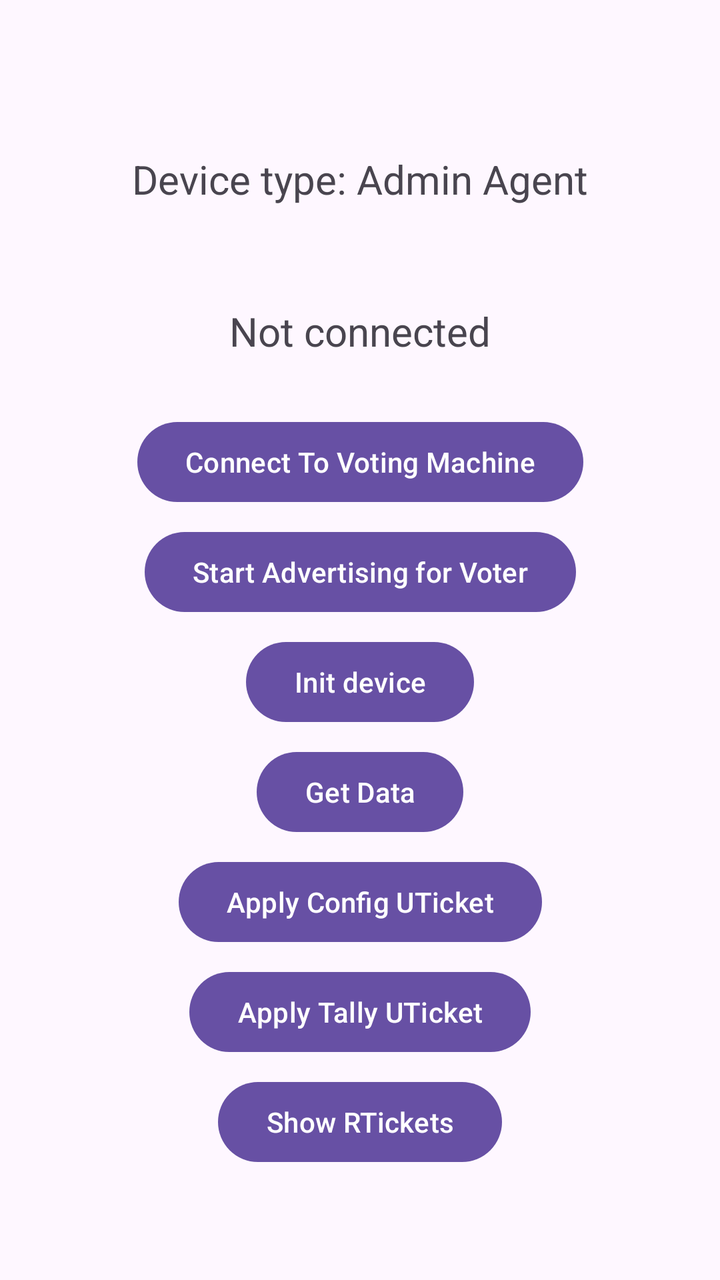
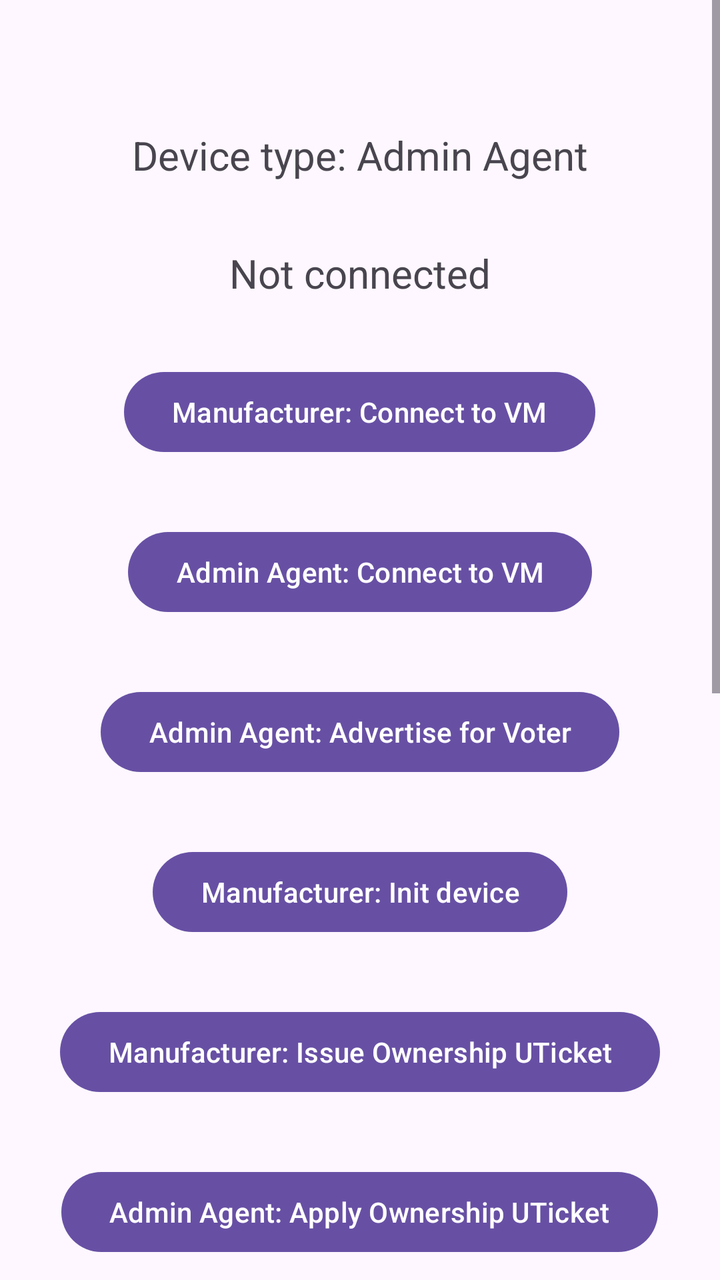

Before-and-after screenshots of an Android layout around one commit, followed by the original layout XML and the change that was made.
<!-- AndroidManifest.xml: application theme Theme.UrekaApp -->
<!-- res/layout/activity_admin_agent.xml -->
<?xml version="1.0" encoding="utf-8"?>
<androidx.constraintlayout.widget.ConstraintLayout xmlns:android="http://schemas.android.com/apk/res/android"
    xmlns:app="http://schemas.android.com/apk/res-auto"
    xmlns:tools="http://schemas.android.com/tools"
    android:id="@+id/main"
    android:layout_width="match_parent"
    android:layout_height="match_parent"
    tools:context=".AdminAgentActivity">

    <TextView
        android:id="@+id/textViewDeviceType"
        android:layout_width="wrap_content"
        android:layout_height="wrap_content"
        android:text="Device type: Admin Agent"
        tools:ignore="HardcodedText"
        android:textSize="20sp"
        app:layout_constraintTop_toTopOf="parent"
        app:layout_constraintBottom_toBottomOf="@+id/textViewConnectingStatus"
        app:layout_constraintStart_toStartOf="parent"
        app:layout_constraintEnd_toEndOf="parent"/>

    <TextView
        android:id="@+id/textViewConnectingStatus"
        android:layout_width="wrap_content"
        android:layout_height="wrap_content"
        android:text="Not connected"
        tools:ignore="HardcodedText"
        android:textSize="20sp"
        app:layout_constraintTop_toTopOf="@+id/textViewDeviceType"
        app:layout_constraintBottom_toBottomOf="@+id/buttonScan"
        app:layout_constraintStart_toStartOf="parent"
        app:layout_constraintEnd_toEndOf="parent"/>

    <Button
        android:id="@+id/buttonScan"
        android:layout_width="wrap_content"
        android:layout_height="wrap_content"
        android:text="Connect To Voting Machine"
        app:layout_constraintTop_toTopOf="@+id/textViewConnectingStatus"
        app:layout_constraintBottom_toBottomOf="@+id/buttonAdvertising"
        app:layout_constraintEnd_toEndOf="parent"
        app:layout_constraintStart_toStartOf="parent"
        tools:ignore="HardcodedText" />

    <Button
        android:id="@+id/buttonAdvertising"
        android:layout_width="wrap_content"
        android:layout_height="wrap_content"
        android:text="Start Advertising for Voter"
        tools:ignore="HardcodedText"
        app:layout_constraintTop_toTopOf="@+id/buttonScan"
        app:layout_constraintBottom_toBottomOf="@+id/buttonInit"
        app:layout_constraintStart_toStartOf="parent"
        app:layout_constraintEnd_toEndOf="parent"/>

    <Button
        android:id="@+id/buttonInit"
        android:layout_width="wrap_content"
        android:layout_height="wrap_content"
        android:text="Init device"
        tools:ignore="HardcodedText"
        app:layout_constraintTop_toTopOf="@+id/buttonAdvertising"
        app:layout_constraintBottom_toBottomOf="@+id/buttonGetData"
        app:layout_constraintStart_toStartOf="parent"
        app:layout_constraintEnd_toEndOf="parent"/>

    <Button
        android:id="@+id/buttonGetData"
        android:layout_width="wrap_content"
        android:layout_height="wrap_content"
        android:text="Get Data"
        tools:ignore="HardcodedText"
        app:layout_constraintTop_toTopOf="@+id/buttonInit"
        app:layout_constraintBottom_toBottomOf="@+id/buttonApplyInitUTicket"
        app:layout_constraintStart_toStartOf="parent"
        app:layout_constraintEnd_toEndOf="parent"/>

    <Button
        android:id="@+id/buttonApplyInitUTicket"
        android:layout_width="wrap_content"
        android:layout_height="wrap_content"
        android:text="Apply Config UTicket"
        tools:ignore="HardcodedText"
        app:layout_constraintTop_toTopOf="@+id/buttonGetData"
        app:layout_constraintBottom_toBottomOf="@+id/buttonApplyTallyUTicket"
        app:layout_constraintStart_toStartOf="parent"
        app:layout_constraintEnd_toEndOf="parent"/>

    <Button
        android:id="@+id/buttonApplyTallyUTicket"
        android:layout_width="wrap_content"
        android:layout_height="wrap_content"
        android:text="Apply Tally UTicket"
        tools:ignore="HardcodedText"
        app:layout_constraintTop_toTopOf="@+id/buttonApplyInitUTicket"
        app:layout_constraintBottom_toBottomOf="@+id/buttonShowRTickets"
        app:layout_constraintStart_toStartOf="parent"
        app:layout_constraintEnd_toEndOf="parent"/>

    <Button
        android:id="@+id/buttonShowRTickets"
        android:layout_width="wrap_content"
        android:layout_height="wrap_content"
        android:text="Show RTickets"
        tools:ignore="HardcodedText"
        app:layout_constraintTop_toTopOf="@+id/buttonApplyTallyUTicket"
        app:layout_constraintBottom_toBottomOf="parent"
        app:layout_constraintStart_toStartOf="parent"
        app:layout_constraintEnd_toEndOf="parent"/>

</androidx.constraintlayout.widget.ConstraintLayout>
<!-- resources referenced by this layout -->
<resources>
  <style name="Theme.UrekaApp" parent="Base.Theme.UrekaApp" />
  <style name="Base.Theme.UrekaApp" parent="Theme.Material3.DayNight.NoActionBar">
          
          
      </style>
</resources>

<!-- the commit's change to res/layout/activity_admin_agent.xml (unified diff, before → after) -->
@@ -1,5 +1,5 @@
 <?xml version="1.0" encoding="utf-8"?>
-<androidx.constraintlayout.widget.ConstraintLayout xmlns:android="http://schemas.android.com/apk/res/android"
+<ScrollView xmlns:android="http://schemas.android.com/apk/res/android"
     xmlns:app="http://schemas.android.com/apk/res-auto"
     xmlns:tools="http://schemas.android.com/tools"
     android:id="@+id/main"
@@ -7,105 +7,169 @@
     android:layout_height="match_parent"
     tools:context=".AdminAgentActivity">
 
-    <TextView
-        android:id="@+id/textViewDeviceType"
-        android:layout_width="wrap_content"
+    <LinearLayout
+        android:layout_width="match_parent"
         android:layout_height="wrap_content"
-        android:text="Device type: Admin Agent"
-        tools:ignore="HardcodedText"
-        android:textSize="20sp"
-        app:layout_constraintTop_toTopOf="parent"
-        app:layout_constraintBottom_toBottomOf="@+id/textViewConnectingStatus"
-        app:layout_constraintStart_toStartOf="parent"
-        app:layout_constraintEnd_toEndOf="parent"/>
+        android:gravity="center"
+        android:orientation="vertical">
 
-    <TextView
-        android:id="@+id/textViewConnectingStatus"
-        android:layout_width="wrap_content"
-        android:layout_height="wrap_content"
-        android:text="Not connected"
-        tools:ignore="HardcodedText"
-        android:textSize="20sp"
-        app:layout_constraintTop_toTopOf="@+id/textViewDeviceType"
-        app:layout_constraintBottom_toBottomOf="@+id/buttonScan"
-        app:layout_constraintStart_toStartOf="parent"
-        app:layout_constraintEnd_toEndOf="parent"/>
+        <TextView
+            android:id="@+id/textViewDeviceType"
+            android:layout_width="wrap_content"
+            android:layout_height="wrap_content"
+            android:text="Device type: Admin Agent"
+            tools:ignore="HardcodedText"
+            android:textSize="20sp"
+            android:layout_marginTop="64dp"
+            android:layout_marginBottom="16dp"
+            app:layout_constraintStart_toStartOf="parent"
+            app:layout_constraintEnd_toEndOf="parent"/>
 
-    <Button
-        android:id="@+id/buttonScan"
-        android:layout_width="wrap_content"
-        android:layout_height="wrap_content"
-        android:text="Connect To Voting Machine"
-        app:layout_constraintTop_toTopOf="@+id/textViewConnectingStatus"
-        app:layout_constraintBottom_toBottomOf="@+id/buttonAdvertising"
-        app:layout_constraintEnd_toEndOf="parent"
-        app:layout_constraintStart_toStartOf="parent"
-        tools:ignore="HardcodedText" />
+        <TextView
+            android:id="@+id/textViewConnectingStatus"
+            android:layout_width="wrap_content"
+            android:layout_height="wrap_content"
+            android:text="Not connected"
+            tools:ignore="HardcodedText"
+            android:textSize="20sp"
+            android:layout_marginTop="16dp"
+            android:layout_marginBottom="16dp"
+            app:layout_constraintStart_toStartOf="parent"
+            app:layout_constraintEnd_toEndOf="parent"/>
 
-    <Button
-        android:id="@+id/buttonAdvertising"
-        android:layout_width="wrap_content"
-        android:layout_height="wrap_content"
-        android:text="Start Advertising for Voter"
-        tools:ignore="HardcodedText"
-        app:layout_constraintTop_toTopOf="@+id/buttonScan"
-        app:layout_constraintBottom_toBottomOf="@+id/buttonInit"
-        app:layout_constraintStart_toStartOf="parent"
-        app:layout_constraintEnd_toEndOf="parent"/>
+        <Button
+            android:id="@+id/buttonScanManufacturer"
+            android:layout_width="wrap_content"
+            android:layout_height="wrap_content"
+            android:text="Manufacturer: Connect to VM"
+            android:layout_marginTop="16dp"
+            android:layout_marginBottom="16dp"
+            app:layout_constraintEnd_toEndOf="parent"
+            app:layout_constraintStart_toStartOf="parent"
+            tools:ignore="HardcodedText" />
 
-    <Button
-        android:id="@+id/buttonInit"
-        android:layout_width="wrap_content"
-        android:layout_height="wrap_content"
-        android:text="Init device"
-        tools:ignore="HardcodedText"
-        app:layout_constraintTop_toTopOf="@+id/buttonAdvertising"
-        app:layout_constraintBottom_toBottomOf="@+id/buttonGetData"
-        app:layout_constraintStart_toStartOf="parent"
-        app:layout_constraintEnd_toEndOf="parent"/>
+        <Button
+            android:id="@+id/buttonScan"
+            android:layout_width="wrap_content"
+            android:layout_height="wrap_content"
+            android:text="Admin Agent: Connect to VM"
+            android:layout_marginTop="16dp"
+            android:layout_marginBottom="16dp"
+            app:layout_constraintEnd_toEndOf="parent"
+            app:layout_constraintStart_toStartOf="parent"
+            tools:ignore="HardcodedText" />
 
-    <Button
-        android:id="@+id/buttonGetData"
-        android:layout_width="wrap_content"
-        android:layout_height="wrap_content"
-        android:text="Get Data"
-        tools:ignore="HardcodedText"
-        app:layout_constraintTop_toTopOf="@+id/buttonInit"
-        app:layout_constraintBottom_toBottomOf="@+id/buttonApplyInitUTicket"
-        app:layout_constraintStart_toStartOf="parent"
-        app:layout_constraintEnd_toEndOf="parent"/>
+        <Button
+            android:id="@+id/buttonAdvertising"
+            android:layout_width="wrap_content"
+            android:layout_height="wrap_content"
+            android:text="Admin Agent: Advertise for Voter"
+            tools:ignore="HardcodedText"
+            android:layout_marginTop="16dp"
+            android:layout_marginBottom="16dp"
+            app:layout_constraintStart_toStartOf="parent"
+            app:layout_constraintEnd_toEndOf="parent"/>
 
-    <Button
-        android:id="@+id/buttonApplyInitUTicket"
-        android:layout_width="wrap_content"
-        android:layout_height="wrap_content"
-        android:text="Apply Config UTicket"
-        tools:ignore="HardcodedText"
-        app:layout_constraintTop_toTopOf="@+id/buttonGetData"
-        app:layout_constraintBottom_toBottomOf="@+id/buttonApplyTallyUTicket"
-        app:layout_constraintStart_toStartOf="parent"
-        app:layout_constraintEnd_toEndOf="parent"/>
+        <Button
+            android:id="@+id/buttonInit"
+            android:layout_width="wrap_content"
+            android:layout_height="wrap_content"
+            android:text="Manufacturer: Init device"
+            tools:ignore="HardcodedText"
+            android:layout_marginTop="16dp"
+            android:layout_marginBottom="16dp"
+            app:layout_constraintStart_toStartOf="parent"
+            app:layout_constraintEnd_toEndOf="parent"/>
 
-    <Button
-        android:id="@+id/buttonApplyTallyUTicket"
-        android:layout_width="wrap_content"
-        android:layout_height="wrap_content"
-        android:text="Apply Tally UTicket"
-        tools:ignore="HardcodedText"
-        app:layout_constraintTop_toTopOf="@+id/buttonApplyInitUTicket"
-        app:layout_constraintBottom_toBottomOf="@+id/buttonShowRTickets"
-        app:layout_constraintStart_toStartOf="parent"
-        app:layout_constraintEnd_toEndOf="parent"/>
+        <Button
+            android:id="@+id/buttonIssueOwnershipUTicket"
+            android:layout_width="wrap_content"
+            android:layout_height="wrap_content"
+            android:text="Manufacturer: Issue Ownership UTicket"
+            tools:ignore="HardcodedText"
+            android:layout_marginTop="16dp"
+            android:layout_marginBottom="16dp"
+            app:layout_constraintStart_toStartOf="parent"
+            app:layout_constraintEnd_toEndOf="parent"/>
 
-    <Button
-        android:id="@+id/buttonShowRTickets"
-        android:layout_width="wrap_content"
-        android:layout_height="wrap_content"
-        android:text="Show RTickets"
-        tools:ignore="HardcodedText"
-        app:layout_constraintTop_toTopOf="@+id/buttonApplyTallyUTicket"
-        app:layout_constraintBottom_toBottomOf="parent"
-        app:layout_constraintStart_toStartOf="parent"
-        app:layout_constraintEnd_toEndOf="parent"/>
 
-</androidx.constraintlayout.widget.ConstraintLayout>
+        <Button
+            android:id="@+id/buttonApplyOwnershipUTicket"
+            android:layout_width="wrap_content"
+            android:layout_height="wrap_content"
+            android:text="Admin Agent: Apply Ownership UTicket"
+            tools:ignore="HardcodedText"
+            android:layout_marginTop="16dp"
+            android:layout_marginBottom="16dp"
+            app:layout_constraintStart_toStartOf="parent"
+            app:layout_constraintEnd_toEndOf="parent"/>
+
+        <Button
+            android:id="@+id/buttonGetData"
+            android:layout_width="wrap_content"
+            android:layout_height="wrap_content"
+            android:text="Get Data"
+            tools:ignore="HardcodedText"
+            android:layout_marginTop="16dp"
+            android:layout_marginBottom="16dp"
+            app:layout_constraintStart_toStartOf="parent"
+            app:layout_constraintEnd_toEndOf="parent"/>
+
+        <Button
+            android:id="@+id/buttonApplyConfigUTicket"
+            android:layout_width="wrap_content"
+            android:layout_height="wrap_content"
+            android:text="Admin Agent: Apply Config UTicket"
+            tools:ignore="HardcodedText"
+            android:layout_marginTop="16dp"
+            android:layout_marginBottom="16dp"
+            app:layout_constraintStart_toStartOf="parent"
+            app:layout_constraintEnd_toEndOf="parent"/>
+
+        <Button
+            android:id="@+id/buttonPermissionlessAdmin"
+            android:layout_width="wrap_content"
+            android:layout_height="wrap_content"
+            android:text="Admin Agent: Apply Permissionless UTicket"
+            tools:ignore="HardcodedText"
+            android:layout_marginTop="16dp"
+            android:layout_marginBottom="16dp"
+            app:layout_constraintStart_toStartOf="parent"
+            app:layout_constraintEnd_toEndOf="parent"/>
+
+        <Button
+            android:id="@+id/buttonApplyTallyUTicket"
+            android:layout_width="wrap_content"
+            android:layout_height="wrap_content"
+            android:text="Admin Agent: Apply Tally UTicket"
+            tools:ignore="HardcodedText"
+            android:layout_marginTop="16dp"
+            android:layout_marginBottom="16dp"
+            app:layout_constraintStart_toStartOf="parent"
+            app:layout_constraintEnd_toEndOf="parent"/>
+
+        <Button
+            android:id="@+id/buttonShowRTickets"
+            android:layout_width="wrap_content"
+            android:layout_height="wrap_content"
+            android:text="Show RTickets"
+            tools:ignore="HardcodedText"
+            android:layout_marginTop="16dp"
+            android:layout_marginBottom="16dp"
+            app:layout_constraintStart_toStartOf="parent"
+            app:layout_constraintEnd_toEndOf="parent"/>
+
+        <Button
+            android:id="@+id/buttonDisconnect"
+            android:layout_width="wrap_content"
+            android:layout_height="wrap_content"
+            android:text="Disconnect"
+            tools:ignore="HardcodedText"
+            android:layout_marginTop="16dp"
+            android:layout_marginBottom="64dp"
+            app:layout_constraintStart_toStartOf="parent"
+            app:layout_constraintEnd_toEndOf="parent"/>
+
+    </LinearLayout>
+
+</ScrollView>
